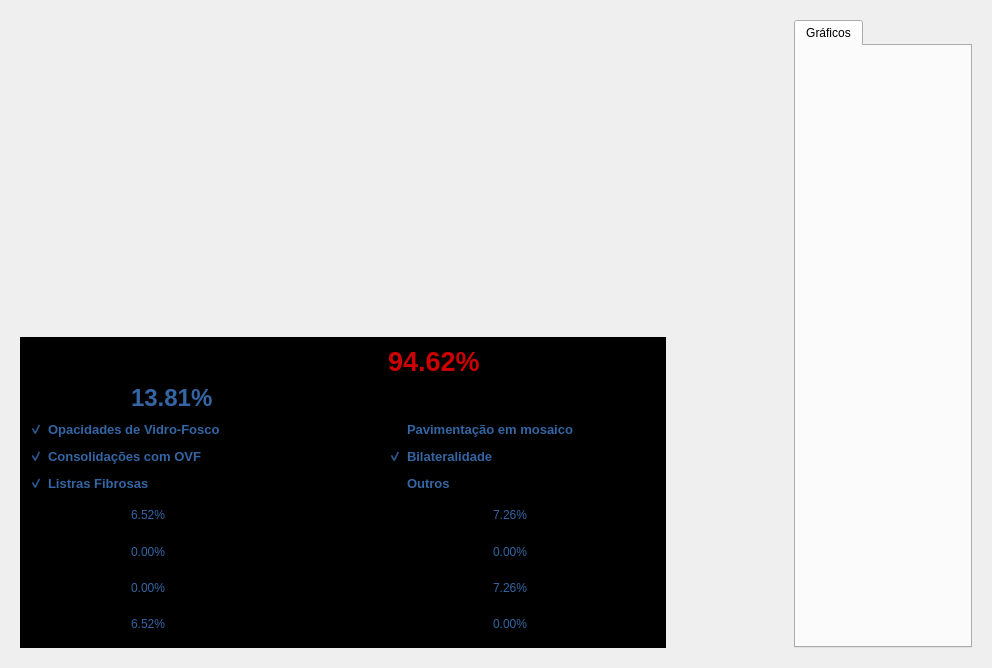
Old version of the form Concept1.ui in the repository CFornari/CIDIA-GUI.
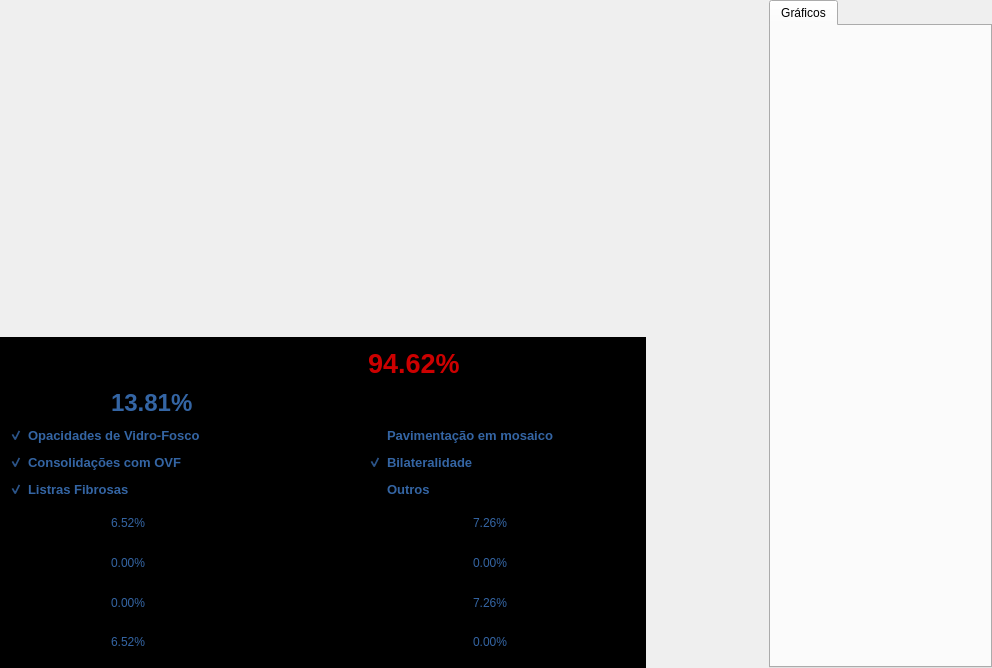
New version of the form.

What changed in the file:
```diff
--- a/Concept1.ui
+++ b/Concept1.ui
@@ -14,6 +14,21 @@
    <string>Form</string>
   </property>
   <layout class="QHBoxLayout" name="horizontalLayout">
+   <property name="spacing">
+    <number>6</number>
+   </property>
+   <property name="leftMargin">
+    <number>0</number>
+   </property>
+   <property name="topMargin">
+    <number>0</number>
+   </property>
+   <property name="rightMargin">
+    <number>0</number>
+   </property>
+   <property name="bottomMargin">
+    <number>0</number>
+   </property>
    <item>
     <widget class="QWidget" name="widget_3" native="true">
      <property name="sizePolicy">
@@ -23,6 +38,21 @@
       </sizepolicy>
      </property>
      <layout class="QVBoxLayout" name="verticalLayout_2">
+      <property name="spacing">
+       <number>6</number>
+      </property>
+      <property name="leftMargin">
+       <number>0</number>
+      </property>
+      <property name="topMargin">
+       <number>0</number>
+      </property>
+      <property name="rightMargin">
+       <number>0</number>
+      </property>
+      <property name="bottomMargin">
+       <number>0</number>
+      </property>
       <item>
        <widget class="QWidget" name="leftDisplay" native="true">
         <property name="sizePolicy">
@@ -31,7 +61,23 @@
           <verstretch>1</verstretch>
          </sizepolicy>
         </property>
-        <layout class="QHBoxLayout" name="horizontalLayout_4"/>
+        <layout class="QHBoxLayout" name="horizontalLayout_4">
+         <property name="spacing">
+          <number>0</number>
+         </property>
+         <property name="leftMargin">
+          <number>0</number>
+         </property>
+         <property name="topMargin">
+          <number>0</number>
+         </property>
+         <property name="rightMargin">
+          <number>0</number>
+         </property>
+         <property name="bottomMargin">
+          <number>0</number>
+         </property>
+        </layout>
        </widget>
       </item>
       <item>
@@ -491,11 +537,30 @@
        <verstretch>0</verstretch>
       </sizepolicy>
      </property>
-     <layout class="QVBoxLayout" name="verticalLayout_4"/>
+     <layout class="QVBoxLayout" name="verticalLayout_4">
+      <property name="spacing">
+       <number>0</number>
+      </property>
+      <property name="leftMargin">
+       <number>0</number>
+      </property>
+      <property name="topMargin">
+       <number>0</number>
+      </property>
+      <property name="rightMargin">
+       <number>0</number>
+      </property>
+      <property name="bottomMargin">
+       <number>0</number>
+      </property>
+     </layout>
     </widget>
    </item>
    <item>
     <widget class="QWidget" name="widget_5" native="true">
+     <property name="enabled">
+      <bool>true</bool>
+     </property>
      <property name="sizePolicy">
       <sizepolicy hsizetype="Preferred" vsizetype="Preferred">
        <horstretch>2</horstretch>
@@ -503,6 +568,21 @@
       </sizepolicy>
      </property>
      <layout class="QHBoxLayout" name="horizontalLayout_3">
+      <property name="spacing">
+       <number>6</number>
+      </property>
+      <property name="leftMargin">
+       <number>0</number>
+      </property>
+      <property name="topMargin">
+       <number>0</number>
+      </property>
+      <property name="rightMargin">
+       <number>0</number>
+      </property>
+      <property name="bottomMargin">
+       <number>0</number>
+      </property>
       <item>
        <widget class="QTabWidget" name="tabWidget">
         <property name="currentIndex">
```
